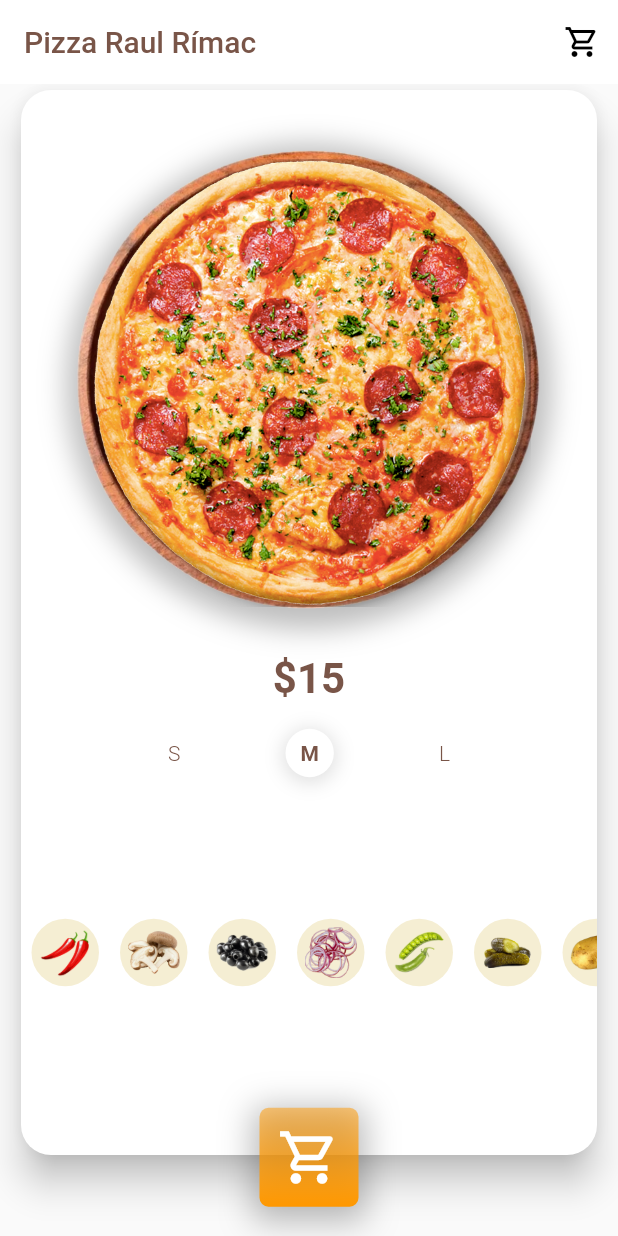
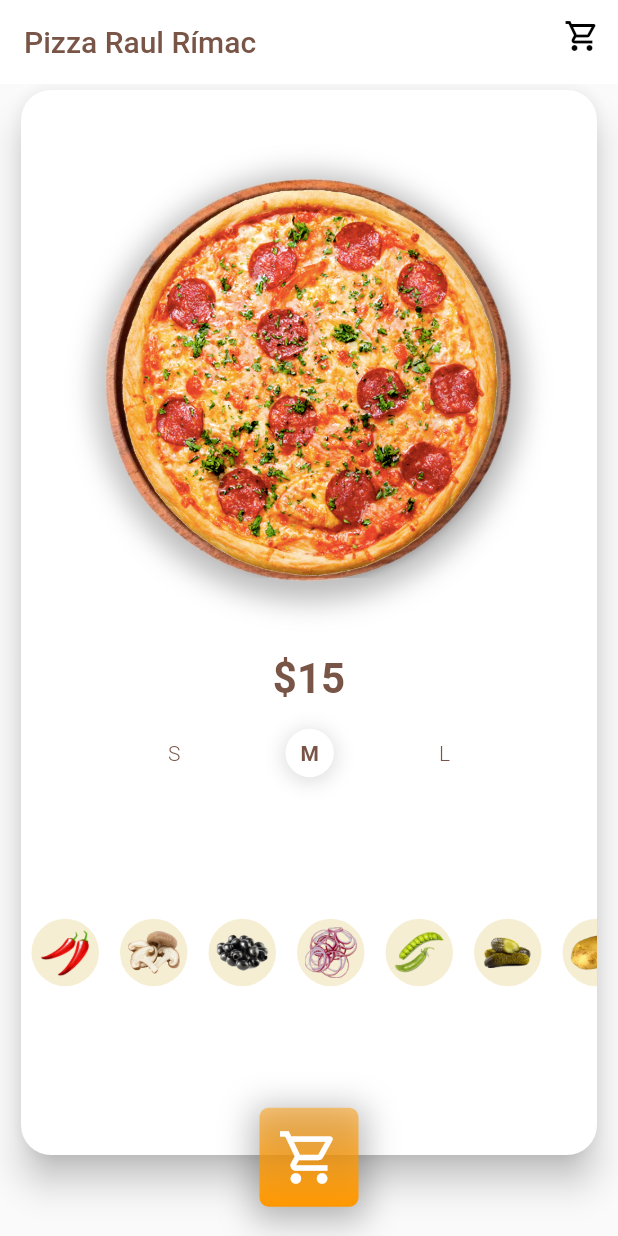
Before and after one commit to JosueDurand96/Pizza-Order-App-Flutter, a Flutter app: the screen it shows after launch, on a phone screen of 412 x 824 dp. Run offline on Flutter 3.47's test engine with Material 2 defaults, Android fonts, the light colour scheme and no system bars; missing offline and left inert: dart:ffi.

Commit message:
box animation finish

```diff
--- a/lib/bloc/pizza_order_bloc.dart
+++ b/lib/bloc/pizza_order_bloc.dart
@@ -7,12 +7,12 @@ import 'package:flutter/rendering.dart';
 import 'package:flutter/services.dart';
 import 'package:pizza_order_app/models/ingredient.dart';
 
-class PizzaMetaData{
+class PizzaMetaData {
   PizzaMetaData(this.imageBytes, this.position, this.size);
+
   final Uint8List imageBytes;
   final Offset position;
   final size;
-
 }
 
 enum PizzaSizeValue {
@@ -29,25 +29,28 @@ class PizzaSizeState {
   static double _getFactorBySize(PizzaSizeValue value) {
     switch (value) {
       case PizzaSizeValue.s:
+        return 0.7;
+      case PizzaSizeValue.m:
         return 0.8;
-      case PizzaSizeValue.m:
+      case PizzaSizeValue.l:
         return 0.9;
-      case PizzaSizeValue.l:
-        return 1.0;
     }
-    return 0.9;
+    return 0.8;
   }
 }
 
+const initialTotal = 15;
+
 class PizzaOrderBLoC with ChangeNotifier {
   final listIngredients = <Ingredient>[];
-  final notifierTotal = ValueNotifier(15);
+  final notifierTotal = ValueNotifier(initialTotal);
   final notifierDeleteIngredient = ValueNotifier<Ingredient>(null);
   final notifierFocus = ValueNotifier(false);
   final notifierPizzaSize = ValueNotifier<PizzaSizeState>(PizzaSizeState(PizzaSizeValue.m));
   final notifierPizzaBoxAnimation = ValueNotifier(false);
   final notifierImagePizza = ValueNotifier<PizzaMetaData>(null);
-
+  final notifierCartIconAnimation = ValueNotifier(0);
+  int _totalCart = 0;
 
   void addIngredient(Ingredient ingredient) {
     listIngredients.add(ingredient);
@@ -73,14 +76,16 @@ class PizzaOrderBLoC with ChangeNotifier {
     return false;
   }
 
-  void reset(){
+  void reset() {
     notifierPizzaBoxAnimation.value = false;
     notifierImagePizza.value = null;
+    listIngredients.clear();
+    notifierTotal.value = initialTotal;
+    notifierCartIconAnimation.value++;
   }
 
   void startPizzaBoxAnimation() {
     notifierPizzaBoxAnimation.value = true;
-
   }
 
   Future<void> transformToImage(RenderRepaintBoundary boundary) async {
@@ -88,7 +93,7 @@ class PizzaOrderBLoC with ChangeNotifier {
     final size = boundary.size;
     final image = await boundary.toImage();
     ByteData byteData = await image.toByteData(format: ImageByteFormat.png);
-    notifierImagePizza.value = PizzaMetaData(byteData.buffer.asUint8List(), position, size);
+    notifierImagePizza.value =
+        PizzaMetaData(byteData.buffer.asUint8List(), position, size);
   }
-
 }
--- /dev/null
+++ b/lib/screens/pizza_cart_icon.dart
@@ -0,0 +1,92 @@
+import 'package:flutter/material.dart';
+import 'package:pizza_order_app/bloc/pizza_order_provider.dart';
+
+class PizzaCartIcon extends StatefulWidget {
+  @override
+  _PizzaCartIconState createState() => _PizzaCartIconState();
+}
+
+class _PizzaCartIconState extends State<PizzaCartIcon>
+    with SingleTickerProviderStateMixin {
+  AnimationController _controller;
+  Animation<double> _animationScaleOut;
+  Animation<double> _animationScaleIn;
+
+  int counter = 0;
+
+  @override
+  void initState() {
+    super.initState();
+    _controller = AnimationController(
+        vsync: this, duration: const Duration(milliseconds: 600));
+
+    _animationScaleOut = CurvedAnimation(
+      parent: _controller,
+      curve: Interval(0.0, 0.5),
+    );
+
+    _animationScaleIn = CurvedAnimation(
+      parent: _controller,
+      curve: Interval(0.5, 1.0),
+    );
+
+    WidgetsBinding.instance.addPostFrameCallback((_) {
+      final bloc = PizzaOrderProvider.of(context);
+      bloc.notifierCartIconAnimation.addListener(() {
+        counter = bloc.notifierCartIconAnimation.value;
+        _controller.forward(from: 0.0);
+      });
+    });
+  }
+
+  @override
+  void dispose() {
+    _controller.dispose();
+    super.dispose();
+  }
+
+  @override
+  Widget build(BuildContext context) {
+    return AnimatedBuilder(
+        animation: _controller,
+        builder: (context, snapshot) {
+          double scale;
+          const scaleFactor = 0.5;
+          if (_animationScaleOut.value < 1.0) {
+            scale = 1.0 + scaleFactor * _animationScaleOut.value;
+          } else if (_animationScaleIn.value <= 1.0) {
+            scale = (1.0 + scaleFactor) - scaleFactor * _animationScaleIn.value;
+          }
+
+          return Transform.scale(
+              alignment: Alignment.center,
+              scale: scale,
+              child: Stack(
+                children: [
+                  IconButton(
+                    icon: Icon(Icons.shopping_cart_outlined),
+                    color: Colors.black,
+                    onPressed: () {},
+                  ),
+                  if (_animationScaleOut.value > 0)
+                    Positioned(
+                      top: 8,
+                      right: 8,
+                      child: Transform.scale(
+                        alignment: Alignment.center,
+                        scale: _animationScaleOut.value,
+                        child: CircleAvatar(
+                          radius: 8,
+                          backgroundColor: Colors.red,
+                          child: Text(
+                            counter.toString(),
+                            style: TextStyle(color: Colors.white, fontSize: 10),
+                          ),
+                        ),
+                      ),
+                    ),
+                ],
+              ));
+        });
+  }
+}
--- a/pubspec.yaml
+++ b/pubspec.yaml
@@ -75,6 +75,7 @@ flutter:
      - assets/pizza_order/pizza-10.png
      - assets/pizza_order/potato.png
      - assets/pizza_order/potato_unit.png
+     - assets/pizza_order/pizza_raul_logo.png
 
   # An image asset can refer to one or more resolution-specific "variants", see
   # https://flutter.dev/assets-and-images/#resolution-aware.
```
Also changed, not shown: lib/screens/pizza_order_details.dart (+41 -12 lines), assets/pizza_order/pizza_raul_logo.png (added).
